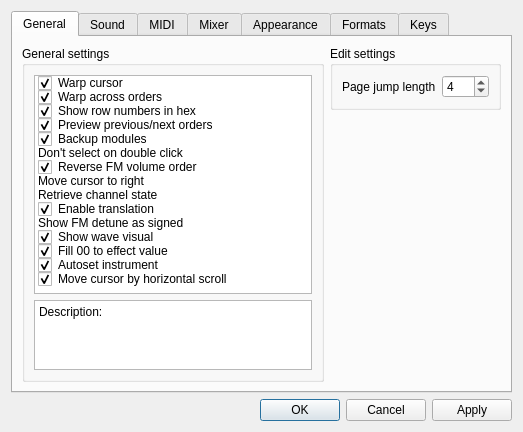
Above: BambooTracker/gui/configuration_dialog.ui from BambooTracker/BambooTracker before the change. Below: the same form after it.
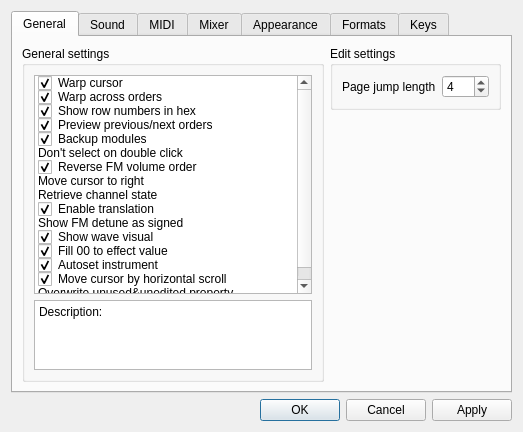
That is the form after the change. Custom widgets are drawn as their Qt base class.

Commit message: Selectable to overwrite instrument properties depending on whether or not to be edited

Diff of the .ui file:
```diff
--- a/BambooTracker/gui/configuration_dialog.ui
+++ b/BambooTracker/gui/configuration_dialog.ui
@@ -175,6 +175,14 @@
               <enum>Checked</enum>
              </property>
             </item>
+            <item>
+             <property name="text">
+              <string>Overwrite unused&amp;unedited property</string>
+             </property>
+             <property name="checkState">
+              <enum>Unchecked</enum>
+             </property>
+            </item>
            </widget>
           </item>
           <item row="1" column="0">
```
The commit also changes 18 other files.
